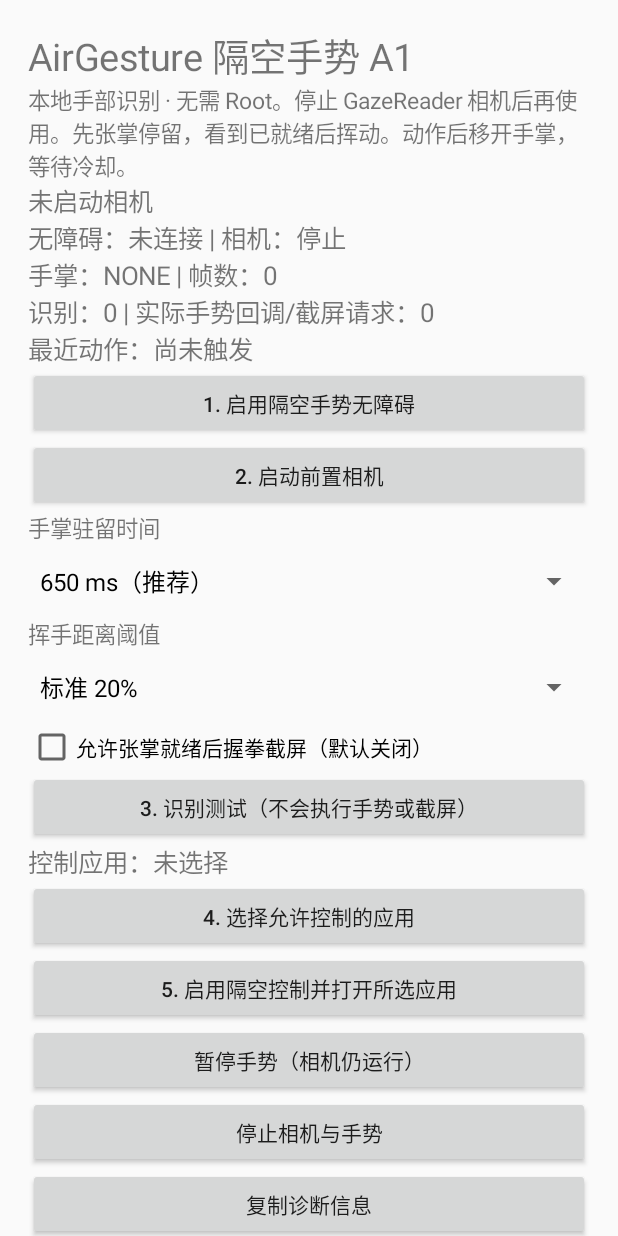
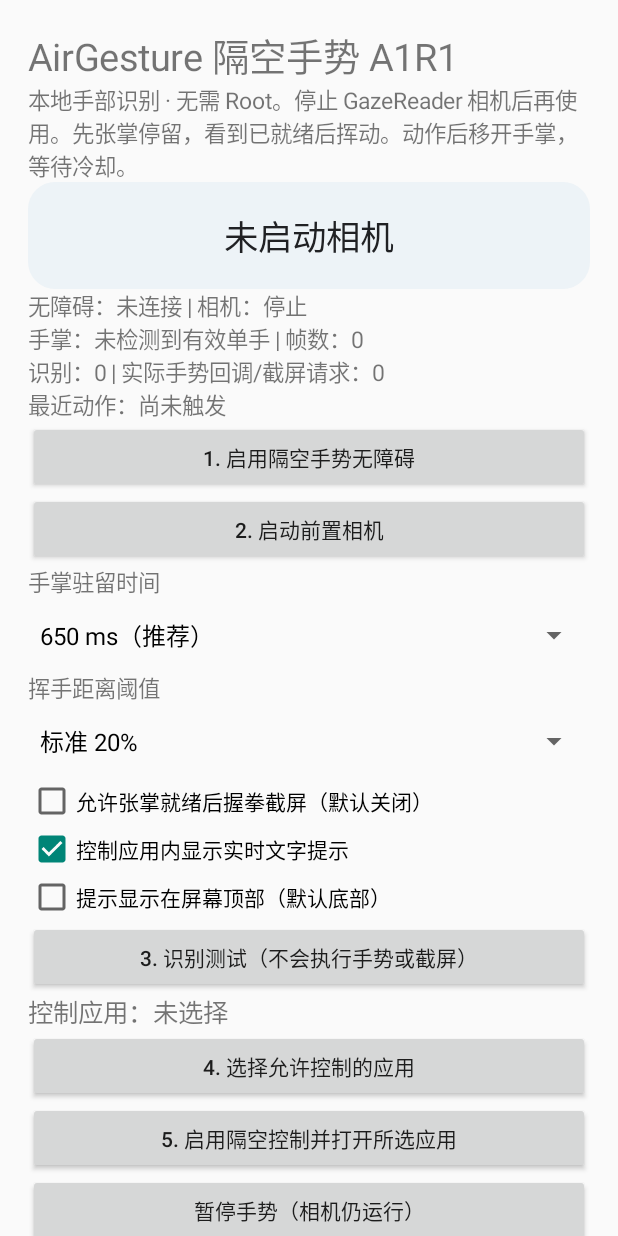
Before and after one commit to XPFH-tech/GazeReader, an Android app: the screen it shows after launch (MainActivity), on a phone screen of 412 x 824 dp. Run offline under Robolectric (Android 15) with nearby library versions, the phone set to English and light mode, and no system bars.

Commit message:
AirGesture A1R1: interactive live text and configurable non-touch hints

```diff
--- a/app/build.gradle.kts
+++ b/app/build.gradle.kts
@@ -5,7 +5,7 @@ plugins {
 android {
  namespace = "dev.xpfh.airgesture"
  compileSdk = 35
- defaultConfig { applicationId = "dev.xpfh.airgesture"; minSdk = 31; targetSdk = 33; versionCode = 1; versionName = "1.0-A1"; ndk { abiFilters += "arm64-v8a" } }
+ defaultConfig { applicationId = "dev.xpfh.airgesture"; minSdk = 31; targetSdk = 33; versionCode = 2; versionName = "1.1-A1R1"; ndk { abiFilters += "arm64-v8a" } }
  compileOptions { sourceCompatibility = JavaVersion.VERSION_17; targetCompatibility = JavaVersion.VERSION_17 }
  kotlinOptions { jvmTarget = "17" }
  androidResources { noCompress += "task" }
--- a/app/src/main/AndroidManifest.xml
+++ b/app/src/main/AndroidManifest.xml
@@ -6,7 +6,7 @@
 <uses-permission android:name="android.permission.ACCESS_NETWORK_STATE" tools:node="remove"/>
 <uses-feature android:name="android.hardware.camera.front" android:required="true"/>
 <queries><intent><action android:name="android.intent.action.MAIN"/><category android:name="android.intent.category.LAUNCHER"/></intent></queries>
-<application android:label="AirGesture 隔空手势 A1" android:allowBackup="false" android:theme="@android:style/Theme.Material.Light.NoActionBar">
+<application android:label="AirGesture 隔空手势 A1R1" android:allowBackup="false" android:theme="@android:style/Theme.Material.Light.NoActionBar">
 <activity android:name=".MainActivity" android:exported="true"><intent-filter><action android:name="android.intent.action.MAIN"/><category android:name="android.intent.category.LAUNCHER"/></intent-filter></activity>
 <service android:name=".TrackingService" android:exported="false" android:foregroundServiceType="camera"/>
 <service android:name=".HandAccess" android:exported="true" android:permission="android.permission.BIND_ACCESSIBILITY_SERVICE"><intent-filter><action android:name="android.accessibilityservice.AccessibilityService"/></intent-filter><meta-data android:name="android.accessibilityservice" android:resource="@xml/accessibility"/></service>
--- a/app/src/main/java/dev/xpfh/airgesture/MainActivity.kt
+++ b/app/src/main/java/dev/xpfh/airgesture/MainActivity.kt
@@ -12,7 +12,7 @@ import android.widget.*
 class MainActivity:Activity(){
     private val h=Handler(Looper.getMainLooper())
     private val prefs by lazy{getSharedPreferences("a1",0)}
-    private lateinit var status:TextView;private lateinit var chosen:TextView
+    private lateinit var status:TextView;private lateinit var chosen:TextView;private lateinit var live:TextView
     private lateinit var shot:CheckBox;private lateinit var speed:Spinner;private lateinit var sensitivity:Spinner
     private var selected=""
     private data class Entry(val pkg:String,val title:String,val component:ComponentName)
@@ -29,7 +29,9 @@ class MainActivity:Activity(){
     }
     private val pulse=object:Runnable{override fun run(){
         val f=Session.frame
-        status.text=Session.status+"\n无障碍："+(if(HandAccess.current!=null)"已连接" else "未连接")+" | 相机："+(if(Session.running)"运行" else "停止")+"\n手掌："+(f?.pose?.name?:"NONE")+" | 帧数："+Session.frames+"\n识别："+Session.detected+" | 实际手势回调/截屏请求："+Session.count+"\n最近动作："+Session.last
+        live.text=if(SystemClock.elapsedRealtime()<Session.feedbackUntil)Session.last+"\n"+Session.status else Session.status
+        live.setTextColor(if(Session.status.startsWith("已就绪"))0xff13734a.toInt() else if(Session.status.contains("暂停")||Session.status.contains("失败"))0xffa04b14.toInt() else 0xff202124.toInt())
+        status.text="无障碍："+(if(HandAccess.current!=null)"已连接" else "未连接")+" | 相机："+(if(Session.running)"运行" else "停止")+"\n手掌："+Session.poseLabel(f?.pose)+" | 帧数："+Session.frames+"\n识别："+Session.detected+" | 实际手势回调/截屏请求："+Session.count+"\n最近动作："+Session.last
         h.postDelayed(this,200)
     }}
     override fun onCreate(b:Bundle?){super.onCreate(b);selected=prefs.getString("pkg","")?:"";home();h.post(pulse)}
@@ -38,9 +40,10 @@ class MainActivity:Activity(){
         val p=LinearLayout(this).apply{orientation=1;setPadding(28,28,28,28)}
         fun text(s:String,n:Float=15f)=TextView(this).apply{text=s;textSize=n;p.addView(this)}
         fun button(s:String,action:()->Unit){p.addView(Button(this).apply{text=s;setOnClickListener{action()}})}
-        text("AirGesture 隔空手势 A1",25f)
+        text("AirGesture 隔空手势 A1R1",25f)
         text("本地手部识别 · 无需 Root。停止 GazeReader 相机后再使用。先张掌停留，看到已就绪后挥动。动作后移开手掌，等待冷却。")
-        status=text(Session.status,17f)
+        live=text(Session.status,23f);live.gravity=android.view.Gravity.CENTER;live.setPadding(16,28,16,28);live.background=android.graphics.drawable.GradientDrawable().apply{cornerRadius=18*resources.displayMetrics.density;setColor(0xffedf3f7.toInt())}
+        status=text("",15f)
         button("1. 启用隔空手势无障碍"){startActivity(Intent(Settings.ACTION_ACCESSIBILITY_SETTINGS))}
         button("2. 启动前置相机"){
             if(checkSelfPermission(Manifest.permission.CAMERA)!=PackageManager.PERMISSION_GRANTED)requestPermissions(arrayOf(Manifest.permission.CAMERA),10)
@@ -51,6 +54,8 @@ class MainActivity:Activity(){
         text("挥手距离阈值")
         sensitivity=Spinner(this);sensitivity.adapter=ArrayAdapter(this,android.R.layout.simple_spinner_dropdown_item,arrayOf("灵敏 14%","标准 20%","防误触 28%"));sensitivity.setSelection(prefs.getInt("dist",1).coerceIn(0,2));p.addView(sensitivity)
         shot=CheckBox(this).apply{text="允许张掌就绪后握拳截屏（默认关闭）";isChecked=false};p.addView(shot)
+        val hints=CheckBox(this).apply{text="控制应用内显示实时文字提示";isChecked=prefs.getBoolean("overlay",true);setOnCheckedChangeListener{_,v->Session.overlay=v;prefs.edit().putBoolean("overlay",v).apply();if(!v)HandAccess.current?.hide()}};p.addView(hints);Session.overlay=hints.isChecked
+        val top=CheckBox(this).apply{text="提示显示在屏幕顶部（默认底部）";isChecked=prefs.getBoolean("overlayTop",false);setOnCheckedChangeListener{_,v->Session.overlayTop=v;prefs.edit().putBoolean("overlayTop",v).apply();HandAccess.current?.hide()}};p.addView(top);Session.overlayTop=top.isChecked
         button("3. 识别测试（不会执行手势或截屏）"){
             if(!Session.running){toast("请先启动相机");return@button}
             configure();Session.pause();Session.enabled=true;Session.after=SystemClock.elapsedRealtime()+500
@@ -65,7 +70,7 @@ class MainActivity:Activity(){
         }
         button("暂停手势（相机仍运行）"){Session.pause();HandAccess.current?.hide()}
         button("停止相机与手势"){Session.pause();stopService(Intent(this,TrackingService::class.java));Session.status="已停止"}
-        button("复制诊断信息"){(getSystemService(CLIPBOARD_SERVICE) as ClipboardManager).setPrimaryClip(ClipData.newPlainText("AirGesture A1",status.text.toString()+"\n"+Session.report()));toast("已复制")}
+        button("复制诊断信息"){(getSystemService(CLIPBOARD_SERVICE) as ClipboardManager).setPrimaryClip(ClipData.newPlainText("AirGesture A1R1",live.text.toString()+"\n"+status.text+"\n"+Session.diagnostic+"\n"+Session.report()));toast("已复制")}
         text("请将平板固定，手距相机约30–60cm开始测试，手掌完整可见。截图调用系统功能，可能被系统或应用拒绝；请勿用于敏感页面。锁屏、旋转、过热、15分钟或相机异常自动停止。小窗、分屏、键盘及非目标前台不发送手势。")
         setContentView(ScrollView(this).apply{addView(p)})
     }
```
Also changed, not shown: app/src/main/java/dev/xpfh/airgesture/HandGate.kt (+12 -8 lines), app/src/main/java/dev/xpfh/airgesture/Services.kt (+31 -19 lines), 3 other files.
